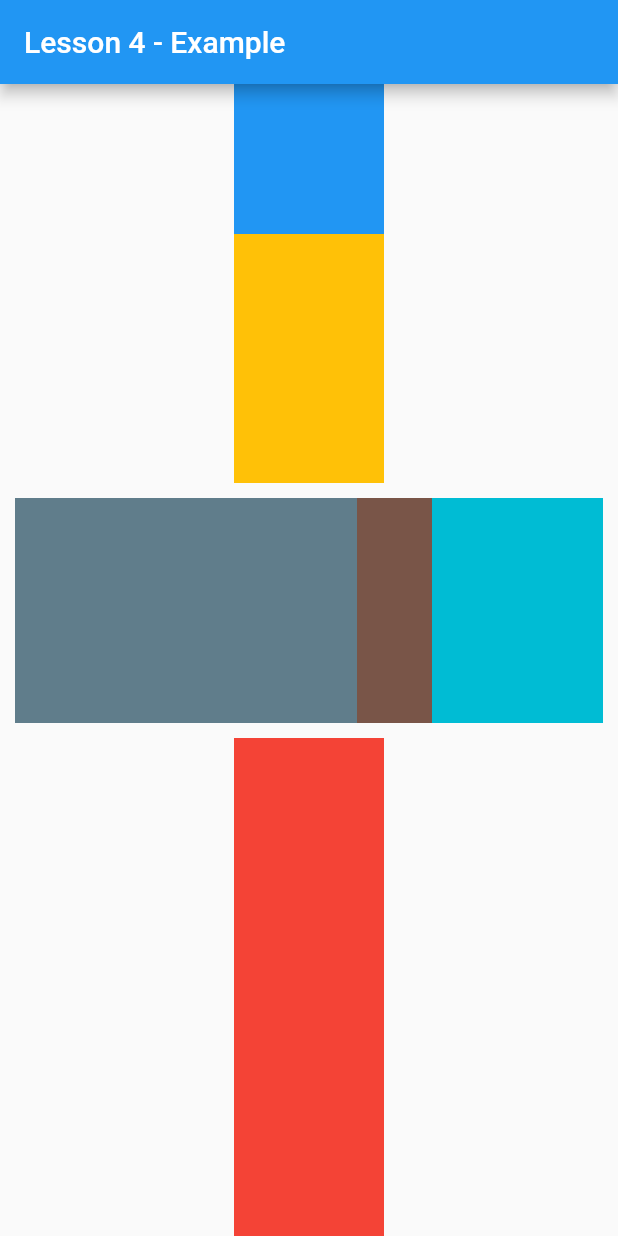
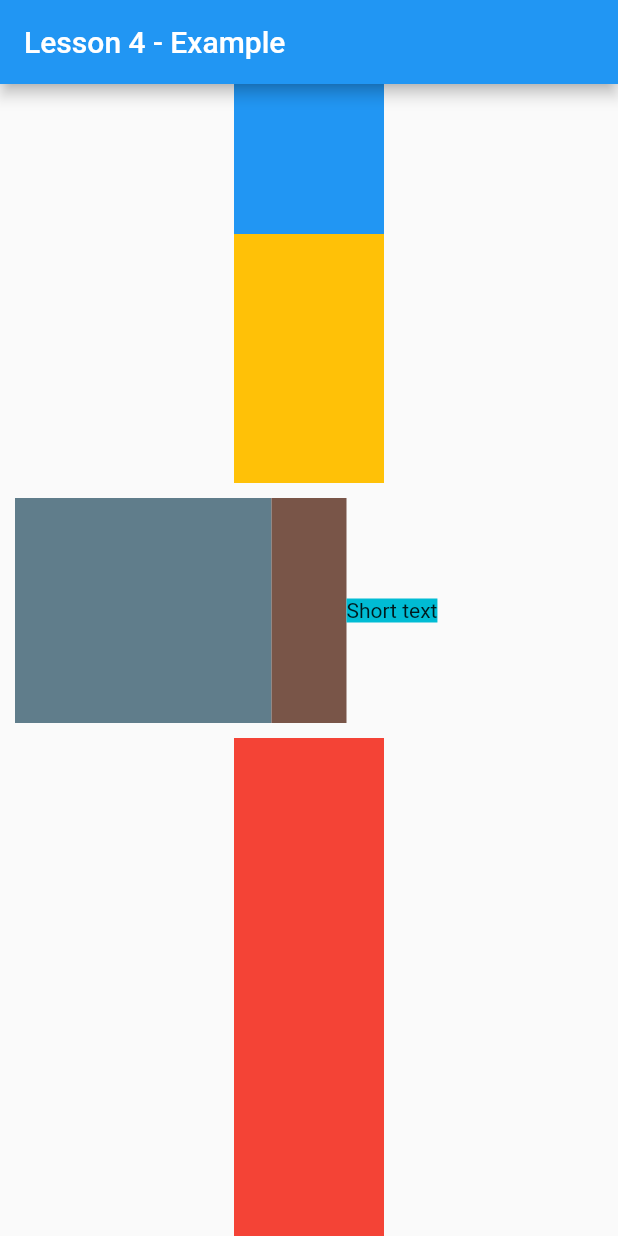
Before and after one commit to DuyLeHong/lesson3456, a Flutter app: the Lesson4HomePage screen opened directly, on a phone screen of 412 x 824 dp. Run offline on Flutter 3.47's test engine with Material 2 defaults, Android fonts, the phone set to English and light mode, and no system bars.

Commit message:
Expanded, Flexible

```diff
--- a/lib/lesson4.dart
+++ b/lib/lesson4.dart
@@ -44,8 +44,7 @@ class Lesson4HomePage extends StatelessWidget {
                   padding: EdgeInsets.all(10),
                   child: Row(
                     children: <Widget>[
-                      Expanded(
-                        flex: 2,
+                      Flexible(
                         child: Container(
                           color: Colors.blueGrey,
                           height: 150,
@@ -56,10 +55,11 @@ class Lesson4HomePage extends StatelessWidget {
                         height: 150,
                         width: 50,
                       ),
-                      Expanded(
+                      Flexible(
+                        fit: FlexFit.loose,
                         child: Container(
                           color: Colors.cyan,
-                          height: 150,
+                          child: Text('Short text'),
                         ),
                       ),
                     ],
```
